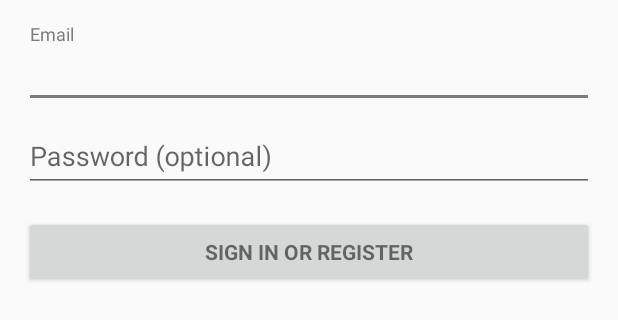
After one commit to horzempac/BrickhackV.2, an Android app: the layout activity_login.xml on its own in the app's theme, with its tools: preview values and no code run, on a phone screen of 412 x 824 dp. The commit adds this screen. Shown: the top 320 px of the screen. Run offline under Robolectric (Android 15) with nearby library versions, the phone set to English and light mode, and no system bars.

Commit message:
added login

```diff
--- /dev/null
+++ b/app/src/main/res/layout/activity_login.xml
@@ -0,0 +1,78 @@
+<?xml version="1.0" encoding="utf-8"?>
+<LinearLayout xmlns:android="http://schemas.android.com/apk/res/android"
+    xmlns:tools="http://schemas.android.com/tools"
+    android:layout_width="match_parent"
+    android:layout_height="match_parent"
+    android:gravity="center_horizontal"
+    android:orientation="vertical"
+    android:paddingLeft="@dimen/activity_horizontal_margin"
+    android:paddingTop="@dimen/activity_vertical_margin"
+    android:paddingRight="@dimen/activity_horizontal_margin"
+    android:paddingBottom="@dimen/activity_vertical_margin"
+    tools:context=".LoginActivity">
+
+    <!-- Login progress -->
+    <ProgressBar
+        android:id="@+id/login_progress"
+        style="?android:attr/progressBarStyleLarge"
+        android:layout_width="wrap_content"
+        android:layout_height="wrap_content"
+        android:layout_marginBottom="8dp"
+        android:visibility="gone" />
+
+    <ScrollView
+        android:id="@+id/login_form"
+        android:layout_width="match_parent"
+        android:layout_height="match_parent">
+
+        <LinearLayout
+            android:id="@+id/email_login_form"
+            android:layout_width="match_parent"
+            android:layout_height="wrap_content"
+            android:orientation="vertical">
+
+            <android.support.design.widget.TextInputLayout
+                android:layout_width="match_parent"
+                android:layout_height="wrap_content">
+
+                <AutoCompleteTextView
+                    android:id="@+id/email"
+                    android:layout_width="match_parent"
+                    android:layout_height="wrap_content"
+                    android:hint="@string/prompt_email"
+                    android:inputType="textEmailAddress"
+                    android:maxLines="1"
+                    android:singleLine="true" />
+
+            </android.support.design.widget.TextInputLayout>
+
+            <android.support.design.widget.TextInputLayout
+                android:layout_width="match_parent"
+                android:layout_height="wrap_content">
+
+                <EditText
+                    android:id="@+id/password"
+                    android:layout_width="match_parent"
+                    android:layout_height="wrap_content"
+                    android:hint="@string/prompt_password"
+                    android:imeActionId="6"
+                    android:imeActionLabel="@string/action_sign_in_short"
+                    android:imeOptions="actionUnspecified"
+                    android:inputType="textPassword"
+                    android:maxLines="1"
+                    android:singleLine="true" />
+
+            </android.support.design.widget.TextInputLayout>
+
+            <Button
+                android:id="@+id/email_sign_in_button"
+                style="?android:textAppearanceSmall"
+                android:layout_width="match_parent"
+                android:layout_height="wrap_content"
+                android:layout_marginTop="16dp"
+                android:text="@string/action_sign_in"
+                android:textStyle="bold" />
+
+        </LinearLayout>
+    </ScrollView>
+</LinearLayout>
--- /dev/null
+++ b/app/src/main/res/values/dimens.xml
@@ -0,0 +1,5 @@
+<resources>
+    <!-- Default screen margins, per the Android Design guidelines. -->
+    <dimen name="activity_horizontal_margin">16dp</dimen>
+    <dimen name="activity_vertical_margin">16dp</dimen>
+</resources>
--- a/app/src/main/res/values/strings.xml
+++ b/app/src/main/res/values/strings.xml
@@ -1,4 +1,17 @@
 <resources>
     <string name="app_name">FindMySickness</string>
     <string name="title_activity_maps">FindMySickness</string>
+    <string name="title_activity_login">Sign in</string>
+    <!-- Strings related to login -->
+    <string name="prompt_email">Email</string>
+    <string name="prompt_password">Password (optional)</string>
+    <string name="action_sign_in">Sign in or register</string>
+    <string name="action_sign_in_short">Sign in</string>
+    <string name="error_invalid_email">This email address is invalid</string>
+    <string name="error_invalid_password">This password is too short</string>
+    <string name="error_incorrect_password">This password is incorrect</string>
+    <string name="error_field_required">This field is required</string>
+    <string name="permission_rationale">"Contacts permissions are needed for providing email
+        completions."
+    </string>
 </resources>
```
Also changed, not shown: app/src/main/AndroidManifest.xml (+12 -5 lines), app/src/main/java/com/example/polygons/LoginActivity.java (added, +349 -0 lines).
